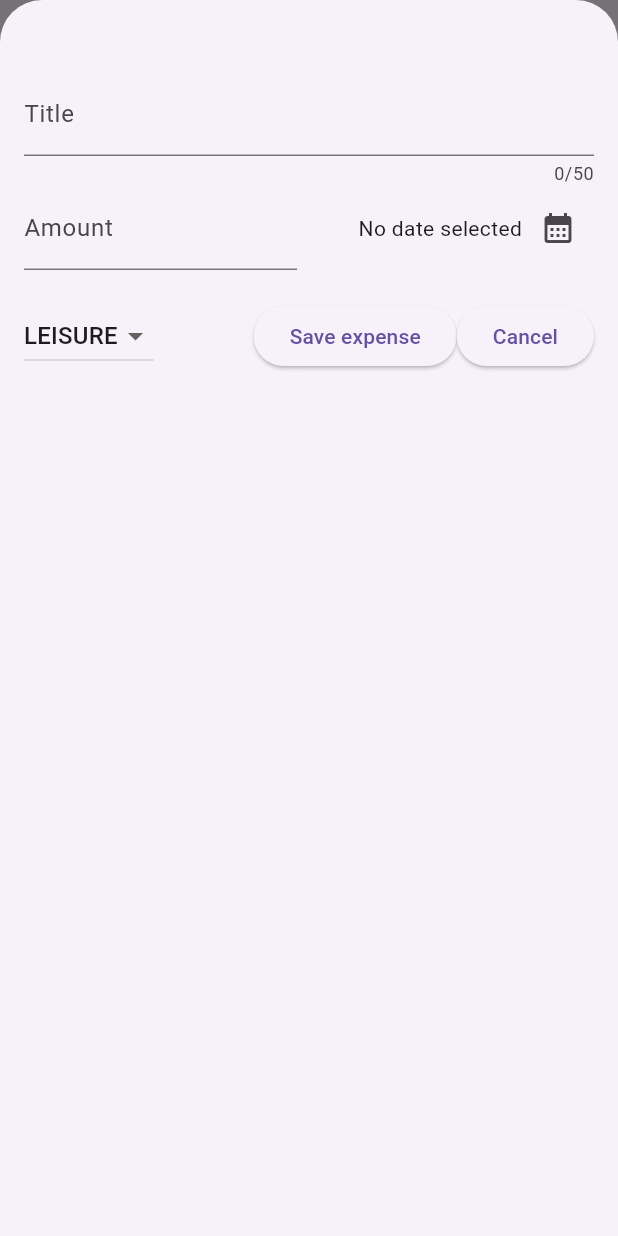
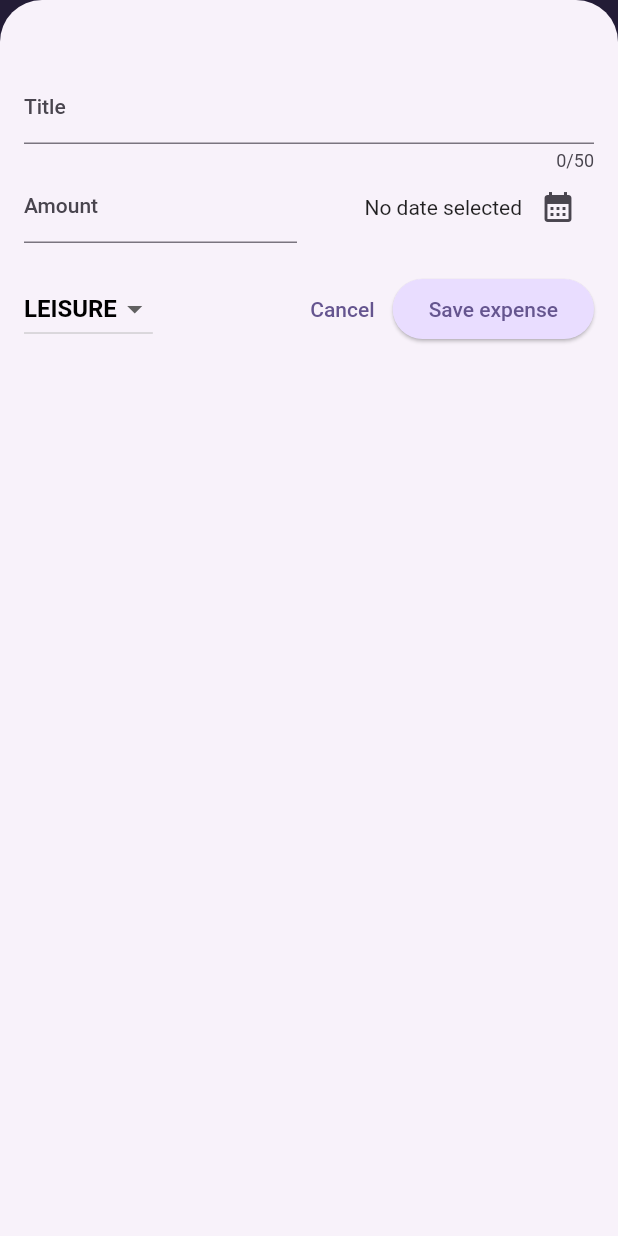
Before and after one commit to adityasood04/Expense-Tracker, a Flutter app: the screen it shows after launch, after a tap on the "add" icon, on a phone screen of 412 x 824 dp. Run offline on Flutter 3.47's test engine with Material 2 defaults, Android fonts, the phone set to English and light mode, and no system bars.

Commit message:
Improved theme and Implemented dark mode

```diff
--- a/lib/main.dart
+++ b/lib/main.dart
@@ -1,9 +1,49 @@
 import 'package:expense_tracker/widgets/expenses.dart';
 import 'package:flutter/material.dart';
 
+var kColorScheme = ColorScheme.fromSeed(
+  seedColor: const Color.fromARGB(255, 96, 59, 181),
+);
+
+var kDarkColorScheme = ColorScheme.fromSeed(
+  brightness: Brightness.dark,
+  seedColor: const Color.fromARGB(255, 5, 99, 125),
+);
+
 void main() {
-  runApp( MaterialApp(
-    theme: ThemeData(useMaterial3: true),
+  runApp(MaterialApp(
+    darkTheme: ThemeData.dark().copyWith(
+      useMaterial3: true,
+      colorScheme: kDarkColorScheme,
+    ),
+    theme: ThemeData().copyWith(
+      useMaterial3: true,
+      colorScheme: kColorScheme,
+      appBarTheme: const AppBarTheme().copyWith(
+        backgroundColor: kColorScheme.onPrimaryContainer,
+        foregroundColor: kColorScheme.primaryContainer,
+      ),
+      cardTheme: const CardTheme().copyWith(
+          color: kColorScheme.secondaryContainer,
+          margin: const EdgeInsets.symmetric(horizontal: 16, vertical: 8)),
+      elevatedButtonTheme: ElevatedButtonThemeData(
+        style: ElevatedButton.styleFrom(
+          backgroundColor: kColorScheme.primaryContainer,
+        ),
+      ),
+      textTheme: ThemeData().textTheme.copyWith(
+            titleLarge: TextStyle(
+              fontWeight: FontWeight.bold,
+              color: kColorScheme.onSecondaryContainer,
+              fontSize: 18,
+            ),
+            titleMedium: const TextStyle(
+              fontWeight: FontWeight.bold,
+              color: Colors.black,
+            ),
+          ),
+    ),
+    themeMode: ThemeMode.system,
     home: const Expenses(),
-  ) );
+  ));
 }
--- a/lib/widgets/expenses_list/expenses_item.dart
+++ b/lib/widgets/expenses_list/expenses_item.dart
@@ -13,9 +13,16 @@ class ExpenseItem extends StatelessWidget {
           vertical: 16,
         ),
         child: Column(
+          crossAxisAlignment: CrossAxisAlignment.start,
           children: [
-            Text(expense.title),
-            const SizedBox(height: 4,),
+            Text(
+              expense.title,
+              style: Theme.of(context).textTheme.titleMedium,
+
+            ),
+            const SizedBox(
+              height: 4,
+            ),
             Row(
               children: [
                 Text('₹${expense.amount.toStringAsFixed(2)}'),
@@ -23,14 +30,14 @@ class ExpenseItem extends StatelessWidget {
                 Row(
                   children: [
                     Icon(categoryIcons[expense.category]),
-                    const SizedBox(width: 8,),
+                    const SizedBox(
+                      width: 8,
+                    ),
                     Text(expense.formattedDate.toString())
                   ],
                 ),
               ],
             ),
-
-
           ],
         ),
       ),
--- a/lib/widgets/expenses_list/expenses_list.dart
+++ b/lib/widgets/expenses_list/expenses_list.dart
@@ -13,6 +13,10 @@ class ExpensesList extends StatelessWidget {
     return ListView.builder(
       itemCount: expenses.length,
       itemBuilder: (ctx, index) => Dismissible(
+        background: Container(
+          color: Theme.of(context).colorScheme.error,
+          margin: const EdgeInsets.symmetric(horizontal: 16),
+        ) ,
         key: ValueKey(expenses[index]),
         onDismissed: (direction){
           onRemoveExpense(expenses[index]);
--- a/lib/widgets/new_expense.dart
+++ b/lib/widgets/new_expense.dart
@@ -147,16 +147,17 @@ class _NewExpenseState extends State<NewExpense> {
                 },
               ),
               const Spacer(),
-              ElevatedButton(
-                onPressed: _submitExpenseData,
-                child: const Text("Save expense"),
-              ),
-              ElevatedButton(
+              TextButton(
                 onPressed: () {
                   Navigator.pop(context);
                 },
                 child: const Text("Cancel"),
               ),
+              ElevatedButton(
+                onPressed: _submitExpenseData,
+                child: const Text("Save expense"),
+              ),
+
             ],
           )
         ],
```
